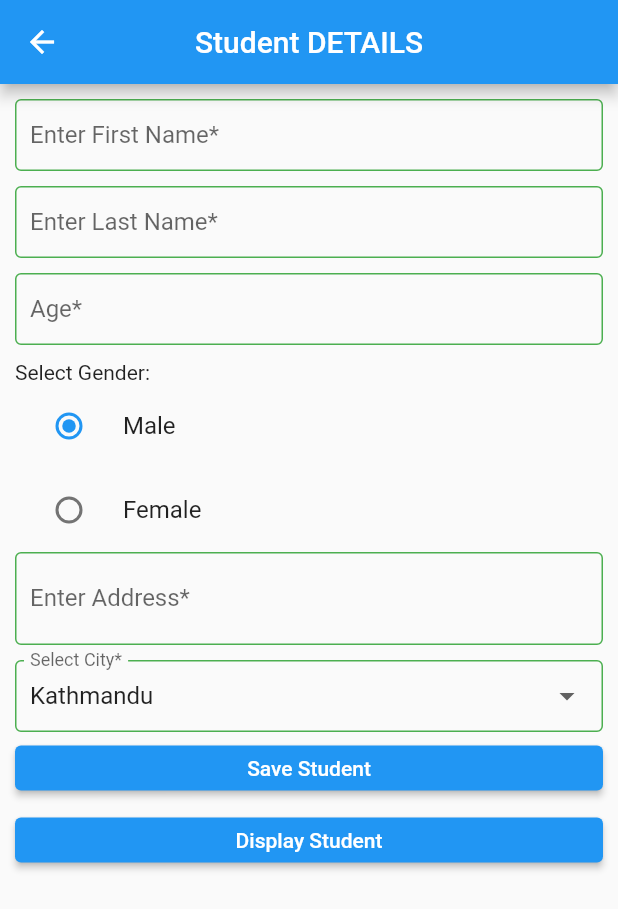
After one commit to shreetiranjit/First_flutter-Mobile-, a Flutter app: the StudentsInformation screen opened directly, on a phone screen of 412 x 824 dp. The commit adds this screen. Shown: the top 909 px of the screen. Run offline on Flutter 3.47's test engine with Material 2 defaults, Android fonts, the phone set to English and light mode, and no system bars.

Commit message:
added student details page

```diff
--- a/lib/app.dart
+++ b/lib/app.dart
@@ -5,9 +5,11 @@ import 'package:first_flutter_application/view/bmi.dart';
 import 'package:first_flutter_application/view/changename.dart';
 import 'package:first_flutter_application/view/column_view.dart';
 import 'package:first_flutter_application/view/dashboard.dart';
+import 'package:first_flutter_application/view/output_view.dart';
 import 'package:first_flutter_application/view/reversestring.dart';
 import 'package:first_flutter_application/view/rich_text_view.dart';
 import 'package:first_flutter_application/view/secondhighest.dart';
+import 'package:first_flutter_application/view/students.dart';
 import 'package:flutter/material.dart';
 
 class App extends StatelessWidget {
@@ -29,6 +31,8 @@ class App extends StatelessWidget {
         '/reverse': (context) => const ReverseStringPage(),
         '/secondhighest': (context) => const SecondHighestPage(),
         '/binarysearch': (context) => const BinarySearchPage(),
+        '/outputview': (context) => const OutputView(),
+        '/students': (context) => const StudentsInfo(),
       },
     );
   }
--- /dev/null
+++ b/lib/view/students_info.dart
@@ -0,0 +1,241 @@
+import 'package:flutter/material.dart';
+
+class StudentsInformation extends StatefulWidget {
+  const StudentsInformation({super.key});
+
+  @override
+  State<StudentsInformation> createState() => _StudentsInformationState();
+}
+
+enum Gender { male, female }
+
+class _StudentsInformationState extends State<StudentsInformation> {
+  Gender gender = Gender.male;
+  // String address = '';
+  String selectedCity = 'Kathmandu';
+  final List<String> cities = [
+    'Kathmandu',
+    'Pokhara',
+    'Biratnagar',
+    'Birgunj',
+    'Chitwan',
+    'Lumbini',
+    'Dhangadi',
+  ];
+  @override
+  Widget build(BuildContext context) {
+    return Scaffold(
+        appBar: AppBar(
+          title: const Text("Student DETAILS"),
+          centerTitle: true,
+        ),
+        body: Padding(
+          padding: const EdgeInsets.all(10.0),
+          child: SingleChildScrollView(
+            child: Column(
+              children: [
+                TextFormField(
+                  keyboardType: TextInputType.text,
+                  decoration: const InputDecoration(
+                    labelText: 'Enter First Name*',
+                    contentPadding:
+                        EdgeInsets.symmetric(vertical: 12.0, horizontal: 10.0),
+                    border: OutlineInputBorder(
+                      borderRadius: BorderRadius.all(
+                        Radius.circular(12),
+                      ),
+                    ),
+                    enabledBorder: OutlineInputBorder(
+                      borderSide: BorderSide(
+                        color: Colors.green,
+                      ),
+                    ),
+                    focusedBorder: OutlineInputBorder(
+                      borderSide: BorderSide(
+                        color: Colors.blue,
+                      ),
+                    ),
+                  ),
+                  validator: (value) {
+                    if (value!.isEmpty) {
+                      return "Please enter the name";
+                    }
+                    return null;
+                  },
+                ),
+                const SizedBox(height: 10),
+                TextFormField(
+                  keyboardType: TextInputType.text,
+                  decoration: const InputDecoration(
+                    labelText: 'Enter Last Name*',
+                    contentPadding:
+                        EdgeInsets.symmetric(vertical: 12.0, horizontal: 10.0),
+                    border: OutlineInputBorder(
+                      borderRadius: BorderRadius.all(
+                        Radius.circular(12),
+                      ),
+                    ),
+                    enabledBorder: OutlineInputBorder(
+                      borderSide: BorderSide(
+                        color: Colors.green,
+                      ),
+                    ),
+                    focusedBorder: OutlineInputBorder(
+                      borderSide: BorderSide(
+                        color: Colors.blue,
+                      ),
+                    ),
+                  ),
+                  validator: (value) {
+                    if (value!.isEmpty) {
+                      return "Please enter the last name";
+                    }
+                    return null;
+                  },
+                ),
+                const SizedBox(height: 10),
+                TextFormField(
+                  keyboardType: TextInputType.number,
+                  decoration: const InputDecoration(
+                    labelText: 'Age*',
+                    contentPadding:
+                        EdgeInsets.symmetric(vertical: 12.0, horizontal: 10.0),
+                    border: OutlineInputBorder(
+                      borderRadius: BorderRadius.all(
+                        Radius.circular(12),
+                      ),
+                    ),
+                    enabledBorder: OutlineInputBorder(
+                      borderSide: BorderSide(
+                        color: Colors.green,
+                      ),
+                    ),
+                    focusedBorder: OutlineInputBorder(
+                      borderSide: BorderSide(
+                        color: Colors.blue,
+                      ),
+                    ),
+                  ),
+                  validator: (value) {
+                    if (value!.isEmpty) {
+                      return "Please enter the age";
+                    }
+                    return null;
+                  },
+                ),
+                const SizedBox(height: 10),
+                Container(
+                  alignment: Alignment.topLeft,
+                  child: const Text("Select Gender:"),
+                ),
+                RadioListTile<Gender>(
+                  title: const Text('Male'),
+                  value: Gender.male,
+                  groupValue: gender,
+                  onChanged: (Gender? value) {
+                    setState(() {
+                      gender = value!;
+                    });
+                  },
+                ),
+                RadioListTile<Gender>(
+                  title: const Text('Female'),
+                  value: Gender.female,
+                  groupValue: gender,
+                  onChanged: (Gender? value) {
+                    setState(() {
+                      gender = value!;
+                    });
+                  },
+                ),
+                TextFormField(
+                  keyboardType: TextInputType.text,
+                  maxLines: null,
+                  minLines: 2,
+                  // onChanged: (value) {
+                  //   setState(() {
+                  //     address = value;
+                  //   });
+                  // },
+                  decoration: const InputDecoration(
+                    labelText: 'Enter Address*',
+                    contentPadding:
+                        EdgeInsets.symmetric(vertical: 12.0, horizontal: 10.0),
+                    border: OutlineInputBorder(
+                      borderRadius: BorderRadius.all(
+                        Radius.circular(12),
+                      ),
+                    ),
+                    enabledBorder: OutlineInputBorder(
+                      borderSide: BorderSide(
+                        color: Colors.green,
+                      ),
+                    ),
+                    focusedBorder: OutlineInputBorder(
+                      borderSide: BorderSide(
+                        color: Colors.blue,
+                      ),
+                    ),
+                  ),
+                  validator: (value) {
+                    if (value!.isEmpty) {
+                      return "Please enter the address";
+                    }
+                    return null;
+                  },
+                ),
+                const SizedBox(height: 10),
+                DropdownButtonFormField(
+                  value: selectedCity,
+                  onChanged: (String? value) {
+                    setState(() {
+                      selectedCity = value!;
+                    });
+                  },
+                  items: cities
+                      .map((city) => DropdownMenuItem(
+                            value: city,
+                            child: Text(city),
+                          ))
+                      .toList(),
+                  decoration: const InputDecoration(
+                    labelText: 'Select City*',
+                    contentPadding:
+                        EdgeInsets.symmetric(vertical: 12.0, horizontal: 10.0),
+                    border: OutlineInputBorder(
+                      borderRadius: BorderRadius.all(
+                        Radius.circular(12),
+                      ),
+                    ),
+                    enabledBorder: OutlineInputBorder(
+                      borderSide: BorderSide(
+                        color: Colors.green,
+                      ),
+                    ),
+                    focusedBorder: OutlineInputBorder(
+                      borderSide: BorderSide(
+                        color: Colors.blue,
+                      ),
+                    ),
+                  ),
+                ),
+                ElevatedButton(
+                  style: ElevatedButton.styleFrom(
+                    minimumSize: const Size(double.infinity, 30),
+                  ),
+                  onPressed: () {},
+                  child: const Text("Save Student"),
+                ),
+                ElevatedButton(
+                  style: ElevatedButton.styleFrom(
+                    minimumSize: const Size(double.infinity, 30),
+                  ),
+                  onPressed: () {},
+                  child: const Text("Display Student"),
+                ),
+              ],
+            ),
+          ),
+        ));
+  }
+}
```
Also changed, not shown: lib/view/arithmetic_screen.dart (+51 -21 lines), lib/view/dashboard.dart (+9 -0 lines), lib/view/output_view.dart (added, +34 -0 lines), lib/view/students.dart (added, +116 -0 lines).
